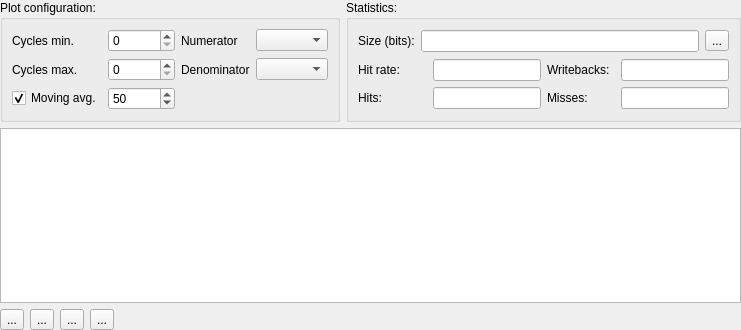
This is src/cachesim/cacheplotwidget.ui in mortbopet/Ripes as Qt 5 draws it before an edit. The edited form follows.
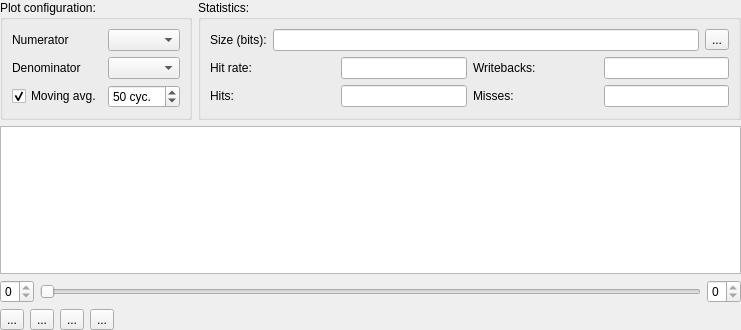
This is the edited form. Custom widgets are drawn as their Qt base class.

Commit message: Control cache plot range with range slider

Patch:
```diff
--- a/src/cachesim/cacheplotwidget.ui
+++ b/src/cachesim/cacheplotwidget.ui
@@ -27,7 +27,7 @@
     <number>0</number>
    </property>
    <item row="0" column="0">
-    <layout class="QVBoxLayout" name="verticalLayout_2" stretch="0,1,0">
+    <layout class="QVBoxLayout" name="verticalLayout_2" stretch="0,1,0,0">
      <item>
       <layout class="QHBoxLayout" name="horizontalLayout">
        <item>
@@ -38,55 +38,10 @@
          <layout class="QGridLayout" name="gridLayout_4">
           <item row="0" column="0">
            <layout class="QGridLayout" name="gridLayout_2">
-            <item row="1" column="3">
-             <widget class="QComboBox" name="den"/>
-            </item>
-            <item row="0" column="2">
-             <widget class="QLabel" name="label">
-              <property name="text">
-               <string>Numerator</string>
-              </property>
-             </widget>
-            </item>
-            <item row="1" column="1">
-             <widget class="QSpinBox" name="rangeMax">
-              <property name="maximum">
-               <number>999999999</number>
-              </property>
-             </widget>
-            </item>
             <item row="1" column="2">
-             <widget class="QLabel" name="label_2">
-              <property name="text">
-               <string>Denominator</string>
-              </property>
-             </widget>
+             <widget class="QComboBox" name="den"/>
             </item>
-            <item row="0" column="0">
-             <widget class="QLabel" name="label_6">
-              <property name="text">
-               <string>Cycles min.</string>
-              </property>
-             </widget>
-            </item>
-            <item row="1" column="0">
-             <widget class="QLabel" name="label_7">
-              <property name="text">
-               <string>Cycles max.</string>
-              </property>
-             </widget>
-            </item>
-            <item row="0" column="3">
-             <widget class="QComboBox" name="num"/>
-            </item>
-            <item row="0" column="1">
-             <widget class="QSpinBox" name="rangeMin">
-              <property name="maximum">
-               <number>999999999</number>
-              </property>
-             </widget>
-            </item>
-            <item row="2" column="0">
+            <item row="2" column="1">
              <widget class="QCheckBox" name="windowed">
               <property name="text">
                <string>Moving avg.</string>
@@ -96,11 +51,17 @@
               </property>
              </widget>
             </item>
-            <item row="2" column="1">
+            <item row="0" column="2">
+             <widget class="QComboBox" name="num"/>
+            </item>
+            <item row="2" column="2">
              <widget class="QSpinBox" name="windowCycles">
               <property name="enabled">
                <bool>true</bool>
               </property>
+              <property name="suffix">
+               <string> cyc.</string>
+              </property>
               <property name="minimum">
                <number>1</number>
               </property>
@@ -112,6 +73,20 @@
               </property>
              </widget>
             </item>
+            <item row="1" column="1">
+             <widget class="QLabel" name="label_2">
+              <property name="text">
+               <string>Denominator</string>
+              </property>
+             </widget>
+            </item>
+            <item row="0" column="1">
+             <widget class="QLabel" name="label">
+              <property name="text">
+               <string>Numerator</string>
+              </property>
+             </widget>
+            </item>
            </layout>
           </item>
          </layout>
@@ -284,6 +259,46 @@
      <item>
       <widget class="CachePlotView" name="plotView"/>
      </item>
+     <item>
+      <layout class="QHBoxLayout" name="horizontalLayout_3" stretch="0,1,0">
+       <item>
+        <widget class="QSpinBox" name="rangeMin">
+         <property name="toolTip">
+          <string>Min. cycle</string>
+         </property>
+         <property name="maximum">
+          <number>0</number>
+         </property>
+        </widget>
+       </item>
+       <item>
+        <widget class="ctkRangeSlider" name="rangeSlider">
+         <property name="sizePolicy">
+          <sizepolicy hsizetype="Expanding" vsizetype="Fixed">
+           <horstretch>1</horstretch>
+           <verstretch>0</verstretch>
+          </sizepolicy>
+         </property>
+         <property name="toolTip">
+          <string>Plot range (cycles)</string>
+         </property>
+         <property name="orientation">
+          <enum>Qt::Horizontal</enum>
+         </property>
+        </widget>
+       </item>
+       <item>
+        <widget class="QSpinBox" name="rangeMax">
+         <property name="toolTip">
+          <string>Max. cycle</string>
+         </property>
+         <property name="maximum">
+          <number>0</number>
+         </property>
+        </widget>
+       </item>
+      </layout>
+     </item>
      <item>
       <layout class="QHBoxLayout" name="horizontalLayout_2">
        <item>
@@ -339,6 +354,11 @@
    <extends>QGraphicsView</extends>
    <header>cachesim/cacheplotview.h</header>
   </customwidget>
+  <customwidget>
+   <class>ctkRangeSlider</class>
+   <extends>QSlider</extends>
+   <header>ctkrangeslider.h</header>
+  </customwidget>
  </customwidgets>
  <resources/>
  <connections/>
```
The commit also changes 3 other files.
